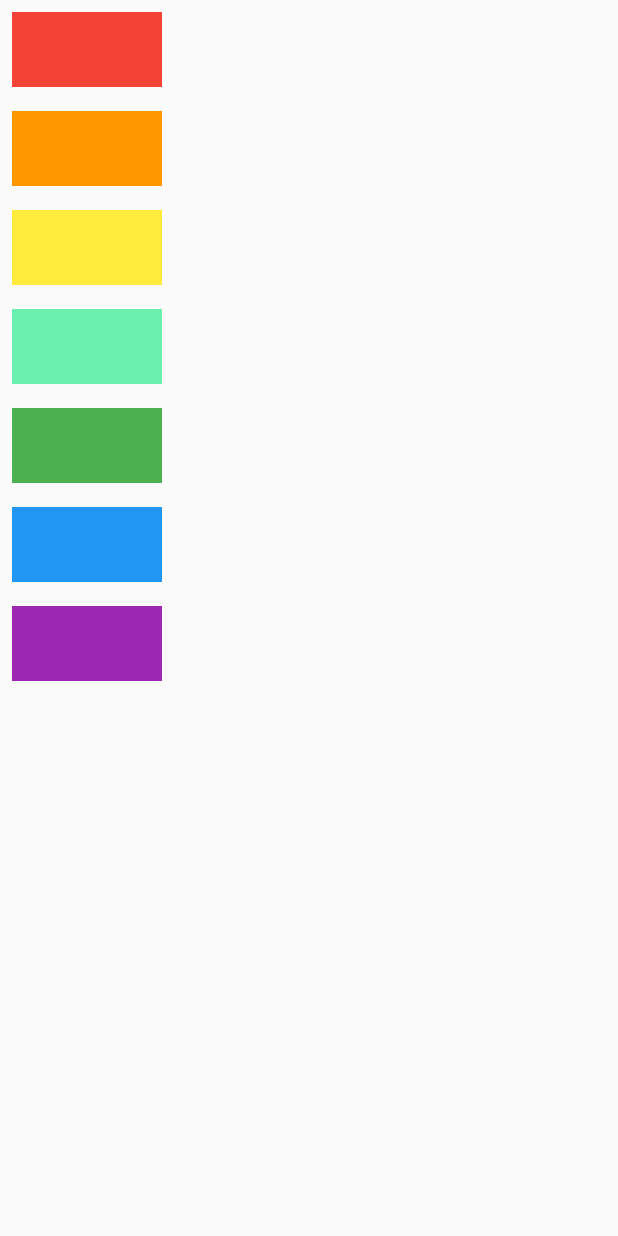
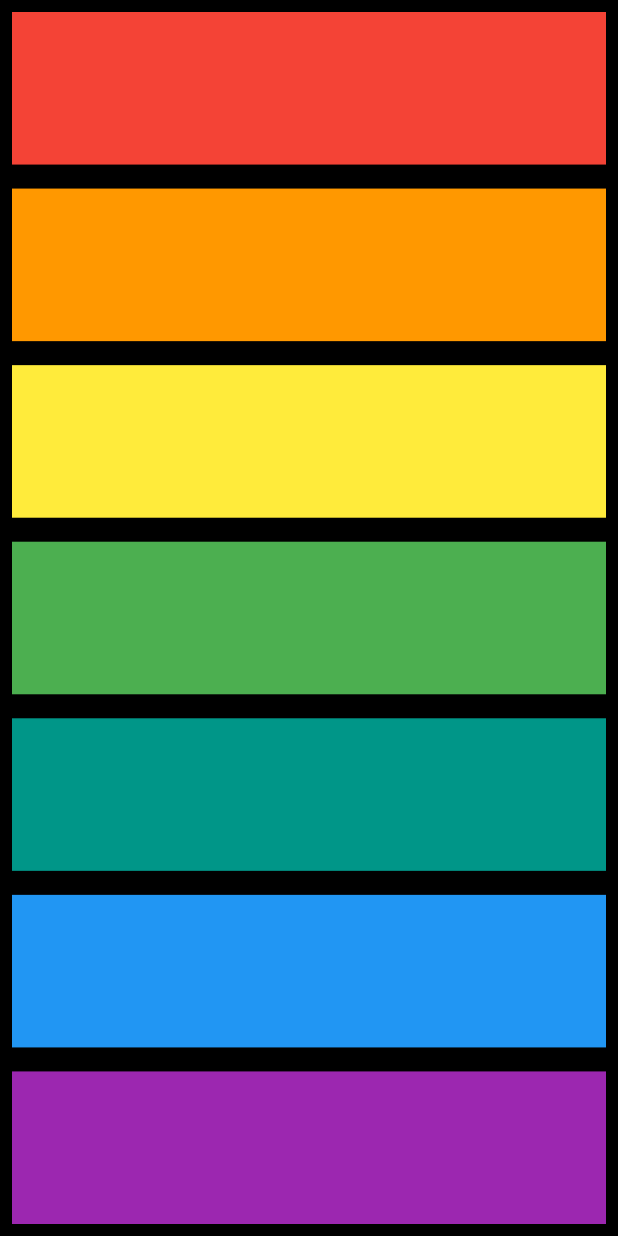
Before and after one commit to Trotter84/music_instrument, a Flutter app: the screen it shows after launch, on a phone screen of 412 x 824 dp. Run offline on Flutter 3.47's test engine with Material 2 defaults, Android fonts, the phone set to English and light mode, and no system bars; our stand-ins replace audioplayers.

Commit message:
made function to simplify repeats

```diff
--- a/lib/main.dart
+++ b/lib/main.dart
@@ -1,98 +1,45 @@
 import 'package:flutter/material.dart';
 import 'package:audioplayers/audioplayers.dart';
 
-void main() {
-  runApp(const InstrumentApp());
-}
+void main() => runApp(const InstrumentApp());
+
 
 class InstrumentApp extends StatelessWidget {
   const InstrumentApp({Key? key}) : super(key: key);
+
+  void playSound(int soundNumber) {
+    final player = AudioCache();
+    player.play('note$soundNumber.wav');
+  }
+
+  Expanded buildKey({required Color color, required int soundNumber}) {
+    return Expanded(
+      child: TextButton(
+        onPressed: () {
+          playSound(soundNumber);
+        },
+        child: Container(
+          color: color,
+        ),
+      ),
+    );
+  }
 
   @override
   Widget build(BuildContext context) {
     return MaterialApp(
       home: Scaffold(
+        backgroundColor: Colors.black,
         body: SafeArea(
           child: Column(
             children: [
-              TextButton(
-                onPressed: () {
-                  final player = AudioCache();
-                  player.play('note1.wav');
-                },
-              child: Container(
-                color: Colors.red,
-                width: 100.0,
-                height: 50.0,
-                ),
-              ),
-              TextButton(
-                onPressed: () {
-                  final player = AudioCache();
-                  player.play('note2.wav');
-                },
-                child: Container(
-                  color: Colors.orange,
-                  width: 100.0,
-                  height: 50.0,
-                ),
-              ),
-              TextButton(
-                onPressed: () {
-                  final player = AudioCache();
-                  player.play('note3.wav');
-                },
-                child: Container(
-                  color: Colors.yellow,
-                  width: 100.0,
-                  height: 50.0,
-                ),
-              ),
-              TextButton(
-                onPressed: () {
-                  final player = AudioCache();
-                  player.play('note4.wav');
-                },
-                child: Container(
-                  color: Colors.greenAccent,
-                  width: 100.0,
-                  height: 50.0,
-                ),
-              ),
-              TextButton(
-                onPressed: () {
-                  final player = AudioCache();
-                  player.play('note5.wav');
-                },
-                child: Container(
-                  color: Colors.green,
-                  width: 100.0,
-                  height: 50.0,
-                ),
-              ),
-              TextButton(
-                onPressed: () {
-                  final player = AudioCache();
-                  player.play('note6.wav');
-                },
-                child: Container(
-                  color: Colors.blue,
-                  width: 100.0,
-                  height: 50.0,
-                ),
-              ),
-              TextButton(
-                onPressed: () {
-                  final player = AudioCache();
-                  player.play('note7.wav');
-                },
-                child: Container(
-                  color: Colors.purple,
-                  width: 100.0,
-                  height: 50.0,
-                ),
-              ),
-
+              buildKey(color: Colors.red, soundNumber: 1),
+              buildKey(color: Colors.orange, soundNumber: 2),
+              buildKey(color: Colors.yellow, soundNumber: 3),
+              buildKey(color: Colors.green, soundNumber: 4),
+              buildKey(color: Colors.teal, soundNumber: 5),
+              buildKey(color: Colors.blue, soundNumber: 6),
+              buildKey(color: Colors.purple, soundNumber: 7),
             ],
           ),
         ),
```
